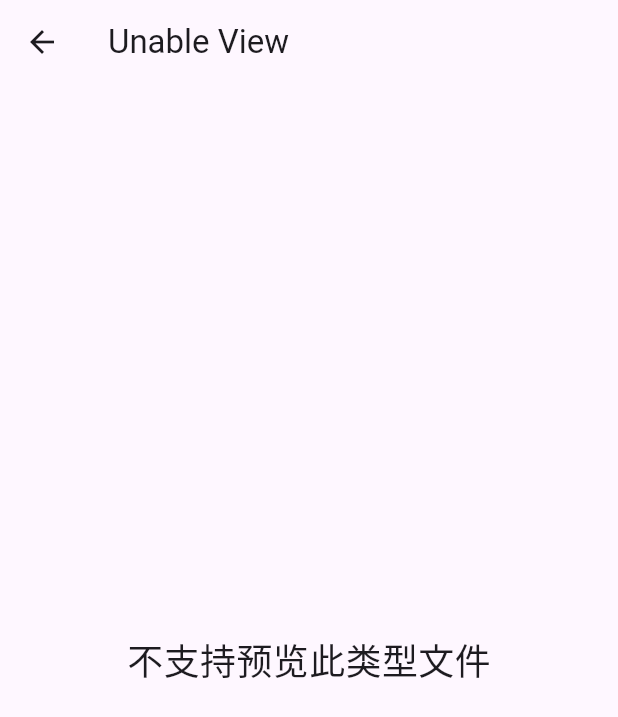
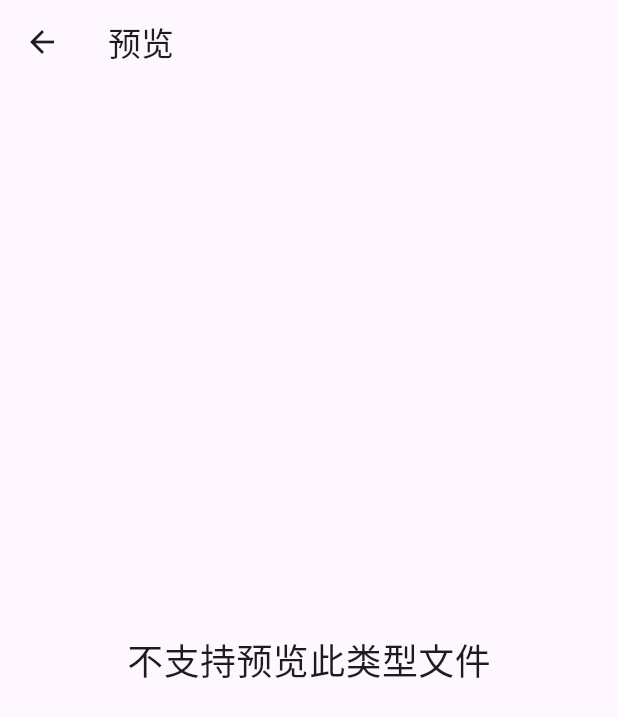
Before and after one commit to Mrhunderb/pan, a Flutter app: the UnableView screen opened directly, on a phone screen of 412 x 824 dp. Shown: the top 717 px of the screen. Run offline on Flutter 3.47's test engine with Material 3 defaults, Android fonts, the phone set to English and light mode, and no system bars; our stand-ins replace chewie, photo_view, toggle_switch, video_player; missing offline and left inert: filesize, flutter_pdfview, minio.

Commit message:
Update UnableView title to display in Chinese

```diff
--- a/lib/screens/unable_view.dart
+++ b/lib/screens/unable_view.dart
@@ -7,7 +7,7 @@ class UnableView extends StatelessWidget {
   Widget build(BuildContext context) {
     return Scaffold(
       appBar: AppBar(
-        title: const Text('Unable View'),
+        title: const Text('预览'),
       ),
       body: const Center(
         child: Text(
```
